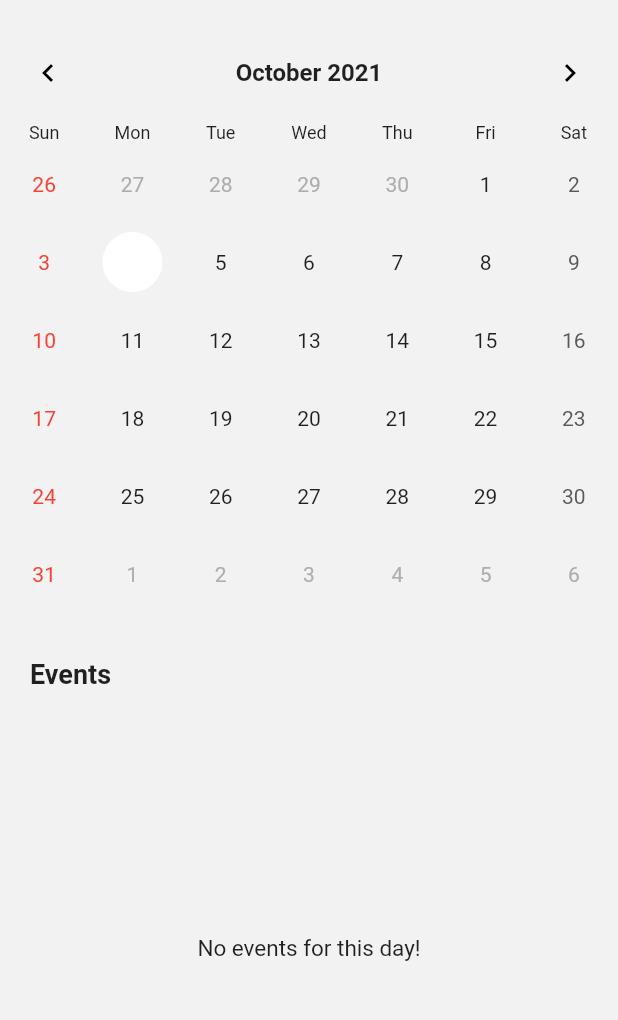
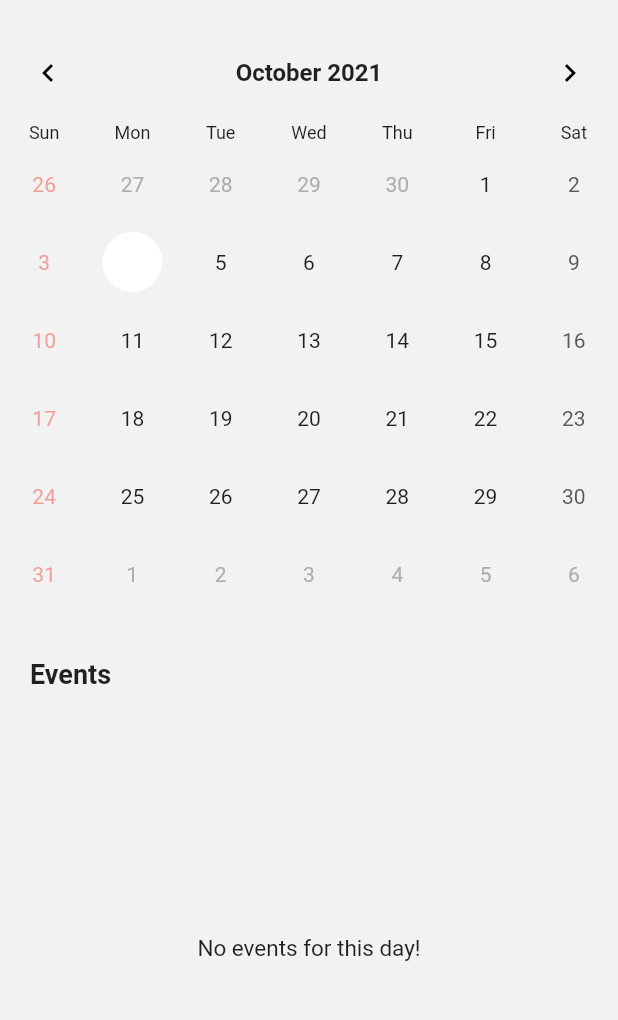
Before and after one commit to dipanshparmar/cpuh-client-app, a Flutter app: the screen it shows after launch, on a phone screen of 412 x 824 dp, the part 59-1079 px from its top. Run offline on Flutter 3.47's test engine with Material 2 defaults, Android fonts, the phone set to English and light mode, and no system bars; drawn by our look-alikes of table_calendar; our stand-ins replace share_plus.

Commit message:
updated red shade on holidays

```diff
--- a/lib/widgets/calendar.dart
+++ b/lib/widgets/calendar.dart
@@ -120,8 +120,8 @@ class _CalendarState extends State<Calendar> {
 
       // calendar styles
       calendarStyle: CalendarStyle(
-        holidayTextStyle: const TextStyle(
-          color: Colors.red,
+        holidayTextStyle: TextStyle(
+          color: Colors.red.withOpacity(.5),
         ),
         // overriding the default configs
         holidayDecoration: const BoxDecoration(),
```
